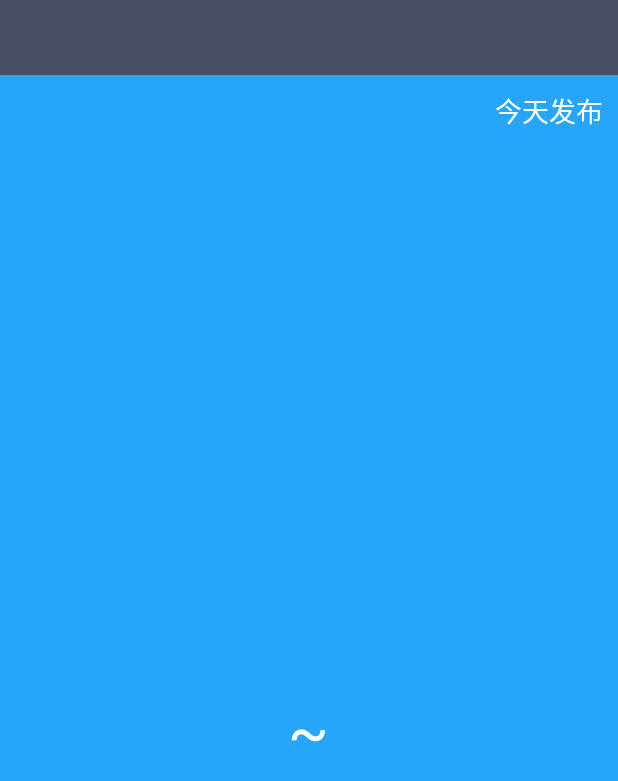
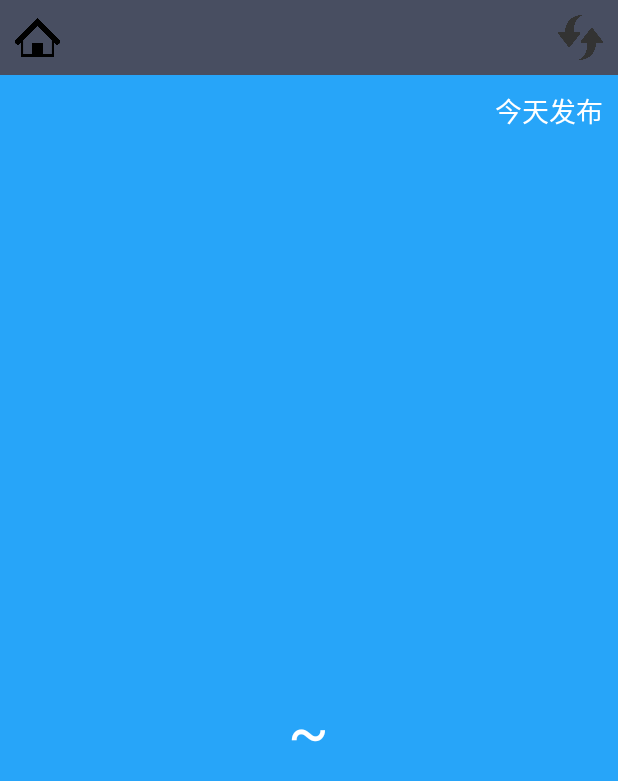
Before and after one commit to samhou1988/coolweather, an Android app: the WeatherActivity screen opened directly, with no data from a screen before it, on a phone screen of 412 x 824 dp. Shown: the top 781 px of the screen. Run offline under Robolectric (Android 15) with nearby library versions, the phone set to English and light mode, and no system bars.

Commit message:
add change weather

```diff
--- a/app/src/main/java/net/fenotes/sam/coolweather/activity/WeatherActivity.java
+++ b/app/src/main/java/net/fenotes/sam/coolweather/activity/WeatherActivity.java
@@ -29,8 +29,8 @@ public class WeatherActivity extends Activity implements View.OnClickListener {
     private TextView temp1Text;
     private TextView temp2Text;
     private TextView currentDateText;
-//    private Button switchCity;
-//    private Button refreshWeather;
+    private Button switchCity;
+    private Button refreshWeather;
 
     @Override
     protected void onCreate(Bundle savedInstanceState) {
@@ -46,8 +46,8 @@ public class WeatherActivity extends Activity implements View.OnClickListener {
         temp1Text = (TextView) findViewById(R.id.temp1);
         temp2Text = (TextView) findViewById(R.id.temp2);
         currentDateText = (TextView) findViewById(R.id.current_date);
-//        switchCity = (Button) findViewById(R.id.switch_city);
-//        refreshWeather = (Button) findViewById(R.id.refresh_weather);
+        switchCity = (Button) findViewById(R.id.switch_city);
+        refreshWeather = (Button) findViewById(R.id.refresh_weather);
         String countryCode = getIntent().getStringExtra("country_code");
         if (!TextUtils.isEmpty(countryCode)) {
 
@@ -60,8 +60,8 @@ public class WeatherActivity extends Activity implements View.OnClickListener {
             showWeather();
         }
 
-//        switchCity.setOnClickListener(this);
-//        refreshWeather.setOnClickListener(this);
+        switchCity.setOnClickListener(this);
+        refreshWeather.setOnClickListener(this);
     }
 
     private void showWeather() {
@@ -71,31 +71,31 @@ public class WeatherActivity extends Activity implements View.OnClickListener {
         temp2Text.setText(prefs.getString("temp2", ""));
         weatherDespText.setText(prefs.getString("weather_desp", ""));
         publishText.setText("今天" + prefs.getString("publish_time", "") + "发布");
-        currentDateText.setText(prefs.getString("current_data", ""));
+        currentDateText.setText(prefs.getString("current_date", ""));
         weatherInfoLayout.setVisibility(View.VISIBLE);
         cityNameText.setVisibility(View.VISIBLE);
     }
 
     @Override
     public void onClick(View v) {
-//        switch (v.getId()) {
-//            case R.id.swithc_city:
-//                Intent intent= new Intent(this, ChooseAreaActivity.class);
-//                intent.putExtra("from_weather_activity", true);
-//                startActivity(intent);
-//                finish();
-//                break;
-//            case R.id.refresh_weather:
-//                publishText.setText("同步中...");
-//                SharedPreferences prefs = PreferenceManager.getDefaultSharedPreferences(this);
-//                String weatherCode = prefs.getString("weather_code", "");
-//                if (!TextUtils.isEmpty(weatherCode)) {
-//                    queryWeatherInfo(weatherCode);
-//                }
-//                break;
-//            default:
-//                break;
-//        }
+        switch (v.getId()) {
+            case R.id.switch_city:
+                Intent intent= new Intent(this, ChooseAreaActivity.class);
+                intent.putExtra("from_weather_activity", true);
+                startActivity(intent);
+                finish();
+                break;
+            case R.id.refresh_weather:
+                publishText.setText("同步中...");
+                SharedPreferences prefs = PreferenceManager.getDefaultSharedPreferences(this);
+                String weatherCode = prefs.getString("weather_code", "");
+                if (!TextUtils.isEmpty(weatherCode)) {
+                    queryWeatherInfo(weatherCode);
+                }
+                break;
+            default:
+                break;
+        }
     }
 
     /**
--- a/app/src/main/res/layout/weather_layout.xml
+++ b/app/src/main/res/layout/weather_layout.xml
@@ -9,13 +9,30 @@
         android:layout_height="50dp"
         android:background="#484e61">
 
+        <Button
+            android:id="@+id/switch_city"
+            android:layout_width="30dp"
+            android:layout_height="30dp"
+            android:layout_centerVertical="true"
+            android:layout_marginLeft="10dp"
+            android:background="@drawable/home" />
+
         <TextView
             android:id="@+id/city_name"
-            android:layout_width="match_parent"
-            android:layout_height="match_parent"
+            android:layout_width="wrap_content"
+            android:layout_height="wrap_content"
             android:layout_centerInParent="true"
             android:textColor="#fff"
-            android:textSize="24sp"></TextView>
+            android:textSize="24sp" />
+
+        <Button
+            android:id="@+id/refresh_weather"
+            android:layout_width="30dp"
+            android:layout_height="30dp"
+            android:layout_alignParentRight="true"
+            android:layout_centerVertical="true"
+            android:layout_marginRight="10dp"
+            android:background="@drawable/refresh" />
     </RelativeLayout>
 
     <RelativeLayout
```
Also changed, not shown: app/src/main/res/drawable/home.png (added), app/src/main/res/drawable/refresh.png (added).
